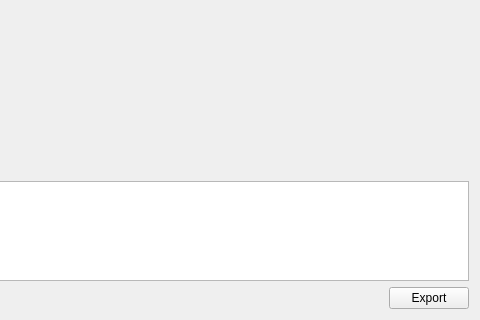
fredcooke/emstudio, file core/src/tableview2d.ui: the form before one commit; both pictures show x 636 to 1116 and y 111 to 431 of the 1116 by 431 pixel window.
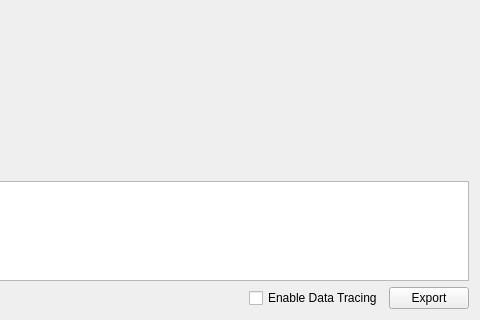
The form after the commit. Custom widgets are drawn as their Qt base class.

Commit message: Data tracing in 2d tables now enabled

```diff
--- a/core/src/tableview2d.ui
+++ b/core/src/tableview2d.ui
@@ -71,6 +71,13 @@
          </property>
         </spacer>
        </item>
+       <item>
+        <widget class="QCheckBox" name="tracingCheckBox">
+         <property name="text">
+          <string>Enable Data Tracing</string>
+         </property>
+        </widget>
+       </item>
        <item>
         <widget class="QPushButton" name="exportPushButton">
          <property name="text">
```
The commit also changes 2 other files.
